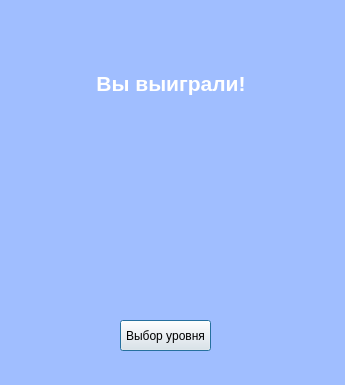
Qt form cookies/cookies/youwinwindow.ui (ddzhambekova/dzhambekova_d_o) before a commit.
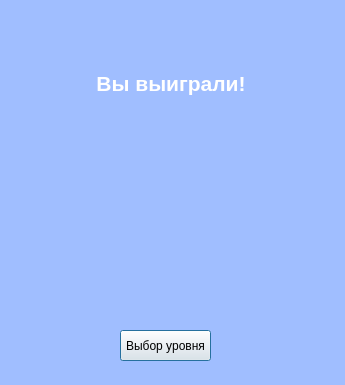
The same form after that commit. Icons and pictures are not drawn.

The edit to the form file:
```diff
--- a/cookies/cookies/youwinwindow.ui
+++ b/cookies/cookies/youwinwindow.ui
@@ -85,7 +85,7 @@
    <property name="geometry">
     <rect>
      <x>120</x>
-     <y>320</y>
+     <y>330</y>
      <width>91</width>
      <height>31</height>
     </rect>
```
